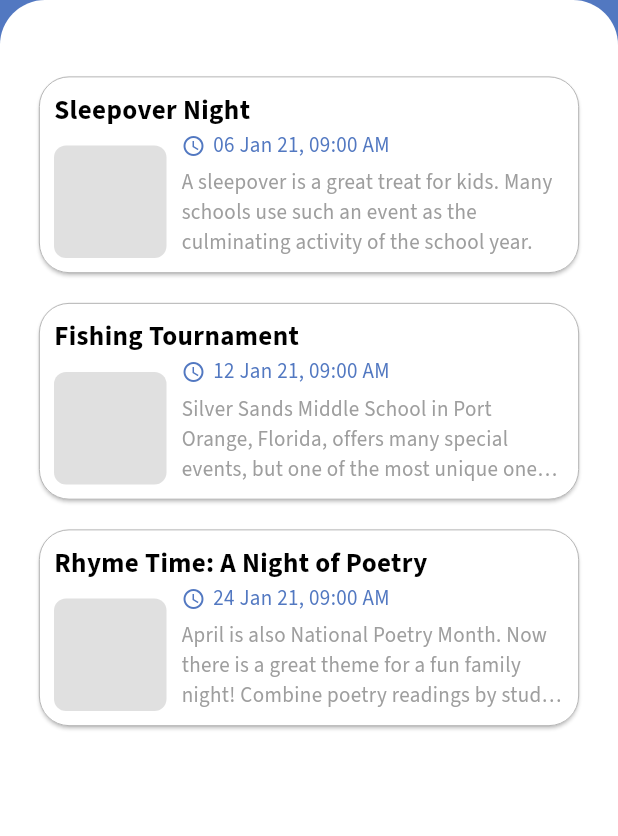
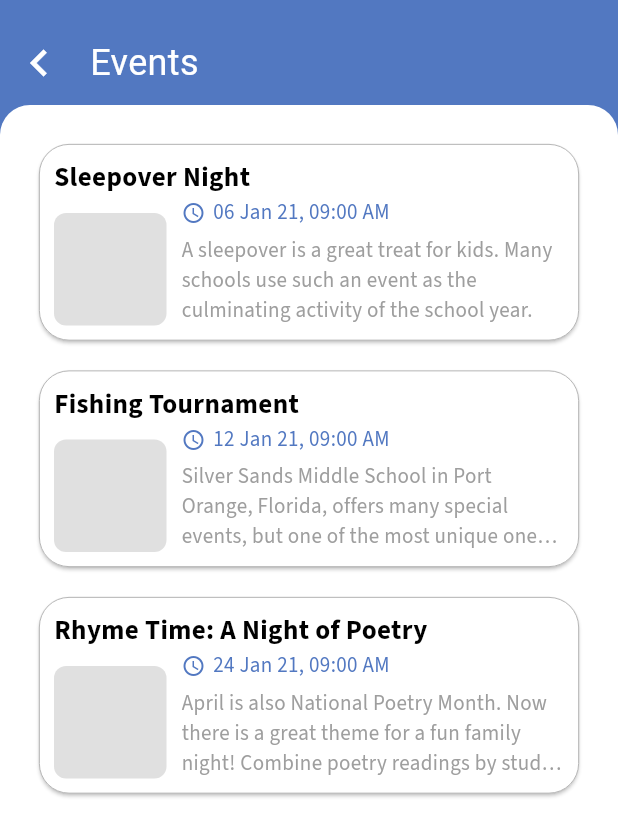
Before and after one commit to georgecabaccang/iskulapp-flutter, a Flutter app: the EventsPage screen opened directly, on a phone screen of 412 x 824 dp. Shown: the top 836 px of the screen. Run offline on Flutter 3.47's test engine with Material 3 defaults, Android fonts, the phone set to English and light mode, and no system bars; our stand-ins replace dotted_line, flutter_bloc, flutter_dotenv, flutter_secure_storage, flutter_spinkit, freezed_annotation and 1 more; accounts and stored records are empty.

Commit message:
refractored animation in events page

```diff
--- a/lib/pages/events/events_page.dart
+++ b/lib/pages/events/events_page.dart
@@ -4,8 +4,7 @@ import 'package:school_erp/theme/text_styles.dart';
 import 'dart:convert';
 import 'package:flutter/services.dart';
 import 'package:school_erp/pages/common_widgets/custom_app_bar.dart';
-import 'package:school_erp/pages/assignment/widgets/assignment_animation_manager.dart';
-
+import 'package:school_erp/pages/common_widgets/app_content.dart';
 
 class EventsPage extends StatefulWidget {
   const EventsPage({super.key});
@@ -14,30 +13,13 @@ class EventsPage extends StatefulWidget {
   _EventsPageState createState() => _EventsPageState();
 }
 
-class _EventsPageState extends State<EventsPage> with SingleTickerProviderStateMixin  {
-  late AssignmentAnimationManager animationManager;
+class _EventsPageState extends State<EventsPage> {
   List<dynamic> events = [];
 
   @override
   void initState() {
     super.initState();
     loadJsonData();
-    animationManager = AssignmentAnimationManager(vsync:this);
-    _startAnimation();
-  }
-
-  void _startAnimation() {
-    animationManager.startAnimation();
-  }
-
-
-  void _handleBackPress() {
-    animationManager.reverseAnimation();
-    Future.delayed(animationManager.duration, () {
-      if (mounted) {
-        Navigator.pop(context);
-      }
-    });
   }
 
   Future<void> loadJsonData() async {
@@ -51,35 +33,14 @@ class _EventsPageState extends State<EventsPage> with SingleTickerProviderStateM
   @override
   Widget build(BuildContext context) {
     return Scaffold(
-      body: Stack(
+      backgroundColor: AppColors.primaryColor,
+      body: Column(
         children: [
-          Container(color: AppColors.primaryColor),
-          AnimatedBuilder(
-            animation: animationManager.controller,
-            builder: (context, child) {
-              return Positioned(
-                top: animationManager.topPosition,
-                left: 0,
-                right: 0,
-                bottom: 0,
-                child: Container(
-                  decoration: const BoxDecoration(
-                    color: Colors.white,
-                    borderRadius: BorderRadius.only(
-                      topLeft: Radius.circular(30.0),
-                      topRight: Radius.circular(30.0),
+          const CustomAppBar(
+            title: 'Events',
           ),
-                  ),
-                  child: FadeTransition(
-                    opacity: animationManager.fadeAnimation,
-                    child: child ?? Container(),
-                  ),
-                ),
-              );
-            },
-            child: Column(
-              children: [
-                const SizedBox(height: 25),
+          AppContent(
+            content: [
               Expanded(
                 child: ListView(
                   padding: const EdgeInsets.all(16.0),
@@ -90,12 +51,10 @@ class _EventsPageState extends State<EventsPage> with SingleTickerProviderStateM
               ),
             ],
           ),
-          ),
         ],
       ),
     );
   }
-
 
   Widget eventsCard(Map<String, dynamic> event) {
     return Padding(
@@ -117,7 +76,8 @@ Widget eventsCard(Map<String, dynamic> event) {
               children: [
                 Text(
                   event['title'],
-                style: headingStyle().copyWith(color: Colors.black, fontSize: 18),
+                  style: headingStyle()
+                      .copyWith(color: Colors.black, fontSize: 18),
                 ),
                 Row(
                   crossAxisAlignment: CrossAxisAlignment.end,
@@ -146,7 +106,8 @@ Widget eventsCard(Map<String, dynamic> event) {
                               const SizedBox(width: 5),
                               Text(
                                 '${event['date']}, ${event['time']}',
-                              style: bodyStyle().copyWith(color: AppColors.primaryColor),
+                                style: bodyStyle()
+                                    .copyWith(color: AppColors.primaryColor),
                               ),
                             ],
                           ),
@@ -170,9 +131,4 @@ Widget eventsCard(Map<String, dynamic> event) {
       ),
     );
   }
-
-
-
-
-
 }
```
Lines whose indentation alone changed are shown as unchanged.
